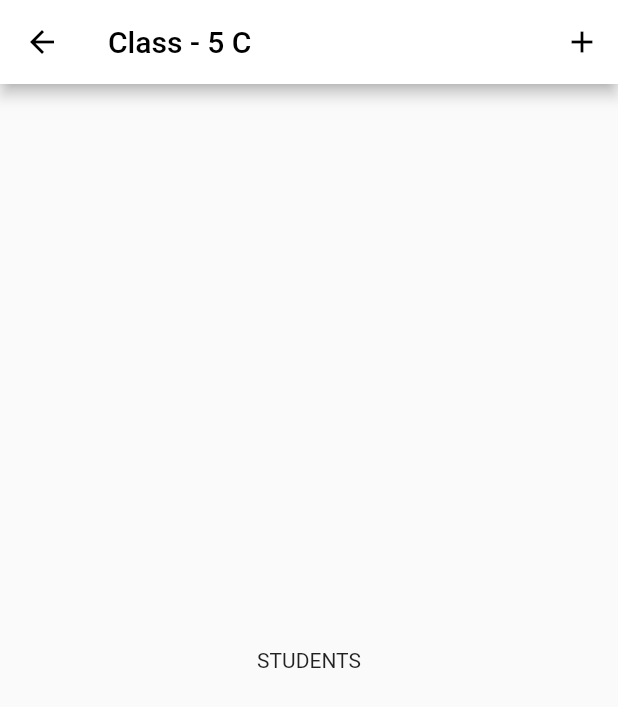
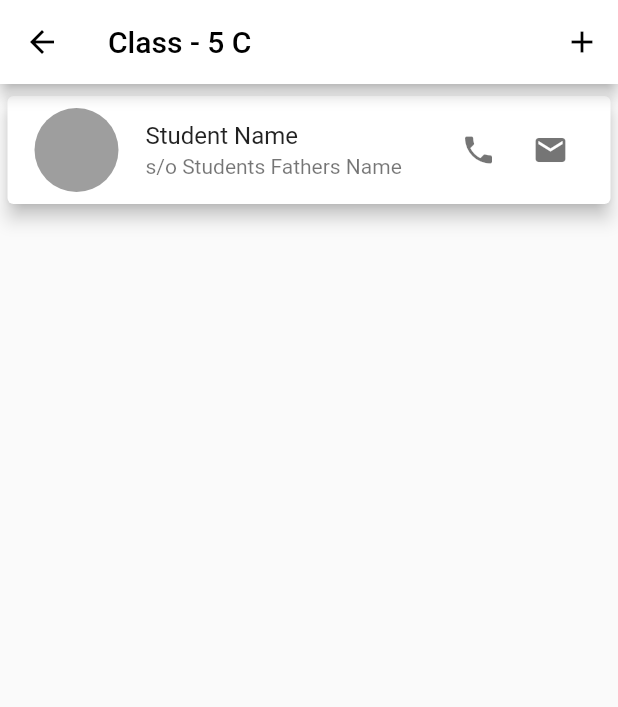
Before and after one commit to parikshitg/flutter_teacher_app, a Flutter app: the StudentsHomescreen screen opened by its route, on a phone screen of 412 x 824 dp. Shown: the top 707 px of the screen. Run offline on Flutter 3.47's test engine with Material 2 defaults, Android fonts, the phone set to English and light mode, and no system bars; our stand-ins replace flutter_vector_icons, font_awesome_flutter, image_picker.

Commit message:
student list card

```diff
--- a/lib/screens/students/students_homescreen.dart
+++ b/lib/screens/students/students_homescreen.dart
@@ -3,7 +3,6 @@ import 'package:flutter/material.dart';
 import './add_student.dart';
 
 class StudentsHomescreen extends StatefulWidget {
-
   static final String id = 'students_homescreen';
 
   @override
@@ -15,7 +14,10 @@ class _StudentsHomescreenState extends State<StudentsHomescreen> {
   Widget build(BuildContext context) {
     return Scaffold(
       appBar: AppBar(
-        title: Text("Class - 5 C", style: TextStyle(color: Colors.black),),
+        title: Text(
+          "Class - 5 C",
+          style: TextStyle(color: Colors.black),
+        ),
         backgroundColor: Colors.white,
         leading: IconButton(
           icon: Icon(Icons.arrow_back),
@@ -30,7 +32,53 @@ class _StudentsHomescreenState extends State<StudentsHomescreen> {
           ),
         ],
       ),
-      body: Center(child: Text("STUDENTS"),),
+      body: Column(
+        children: <Widget>[
+          Card(
+            elevation: 5,
+            margin: EdgeInsets.symmetric(
+              vertical: 8,
+              horizontal: 5,
+            ),
+            child: ListTile(
+              leading: CircleAvatar(
+                radius: 30,
+                child: Padding(
+                  padding: EdgeInsets.all(6),
+                ),
+                backgroundColor: Colors.grey,
+              ),
+              title: Text("Student Name"),
+              subtitle: Text(
+                "s/o Students Fathers Name",
+              ),
+              trailing: Row(
+                mainAxisSize: MainAxisSize.min,
+                children: <Widget>[
+                  IconButton(
+                    icon: Icon(
+                      Icons.phone,
+                      color: Colors.black54,
+                    ),
+                    onPressed: () {
+                      print('call button clicked');
+                    },
+                  ),
+                  IconButton(
+                    icon: Icon(
+                      Icons.mail,
+                      color: Colors.black54,
+                    ),
+                    onPressed: () {
+                      print('sms button clicked');
+                    },
+                  ),
+                ],
+              ),
+            ),
+          ),
+        ],
+      ),
     );
   }
 }
```
